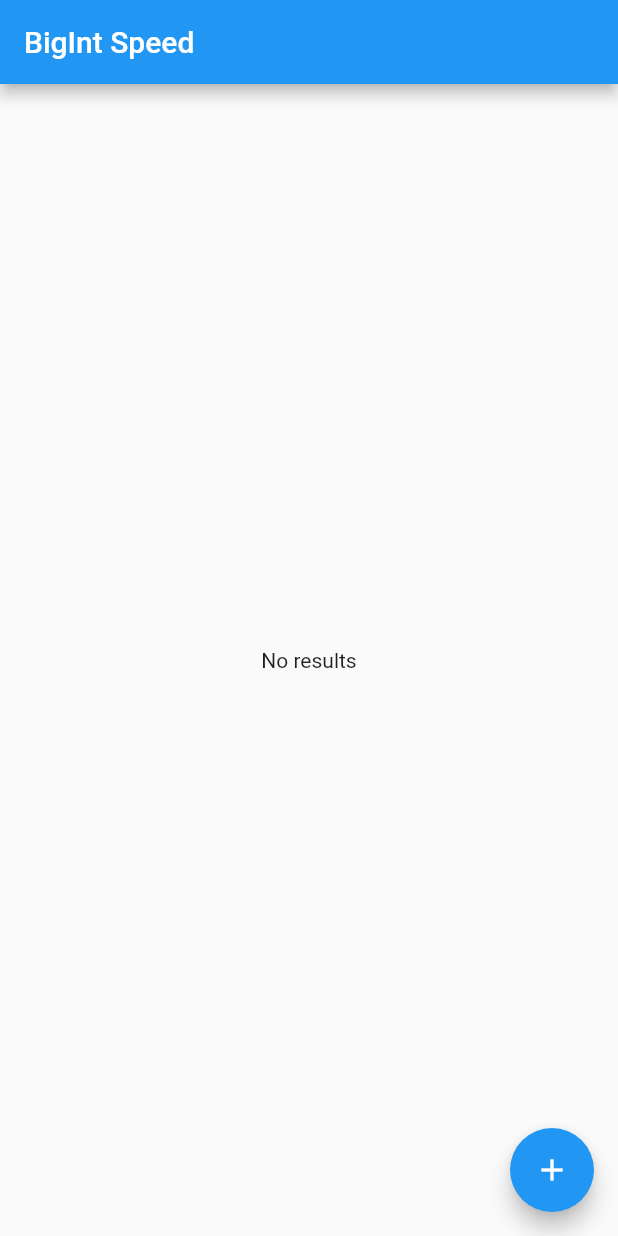
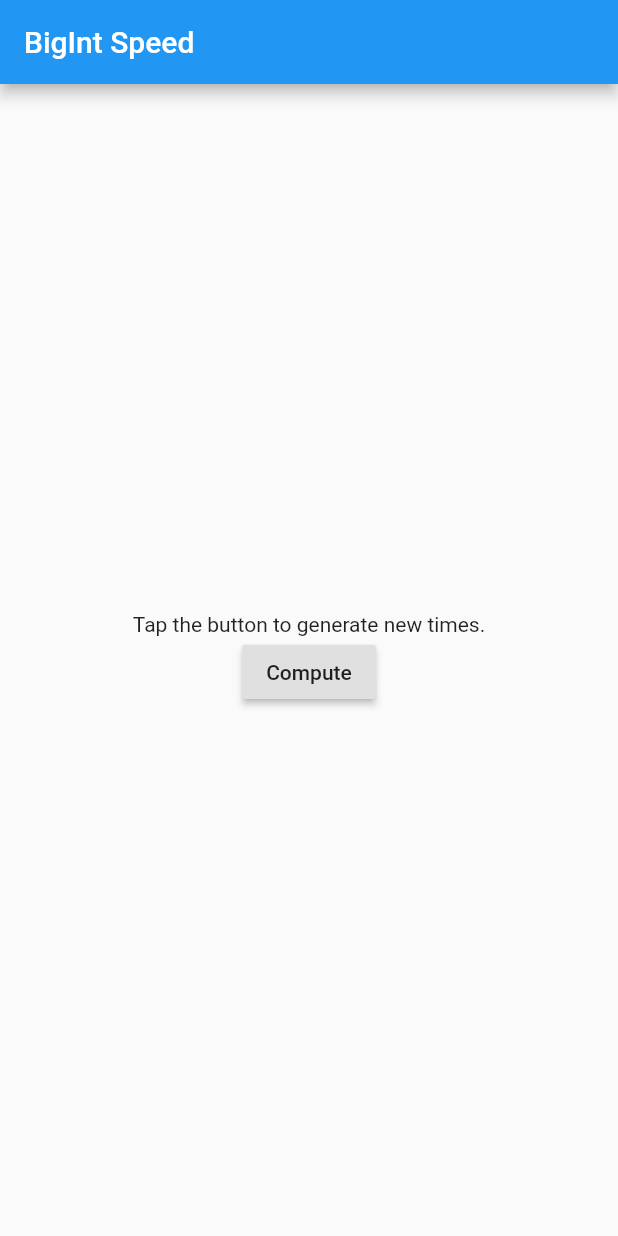
Before and after one commit to curtcox/Flutter_BigInt_Speed_Test, a Flutter app: the screen it shows after launch, on a phone screen of 412 x 824 dp. Run offline on Flutter 3.47's test engine with Material 2 defaults, Android fonts, the phone set to English and light mode, and no system bars.

Commit message:
Disable compute button when computing.

```diff
--- a/bigint_speed/lib/main.dart
+++ b/bigint_speed/lib/main.dart
@@ -23,15 +23,31 @@ class MyHomePage extends StatefulWidget {
 }
 
 class _MyHomePageState extends State<MyHomePage> {
+  bool _running = false;
   String _results;
 
   void _goCompute() {
+    setState(() { _running = true; });
     compute(timedTest,null,debugLabel: "Timed Test")
         .then(setDuration);
   }
 
-  void setDuration(String duration) { setState(() { _results = duration; }); }
-  String get duration => _results == null ? "No results" : _results;
+  void setDuration(String duration) {
+    setState(() {
+      _results = duration;
+      _running = false;
+    });
+  }
+  String get duration => _results == null ? "Tap the button to generate new times." : _results;
+
+  Widget _computeButton() {
+    return new RaisedButton(
+      child: new Text(
+          _running ? "Computing..." : "Compute"
+      ),
+      onPressed: _running ? null : _goCompute,
+    );
+  }
 
   @override
   Widget build(BuildContext context) {
@@ -44,13 +60,9 @@ class _MyHomePageState extends State<MyHomePage> {
           mainAxisAlignment: MainAxisAlignment.center,
           children: <Widget>[
             Text(duration,),
+            _computeButton(),
           ],
         ),
-      ),
-      floatingActionButton: FloatingActionButton(
-        onPressed: _goCompute,
-        tooltip: 'Go',
-        child: Icon(Icons.add),
       ),
     );
   }
@@ -60,7 +72,7 @@ class _MyHomePageState extends State<MyHomePage> {
     var x = BigInt.from(5);
     var y = BigInt.from(2);
 
-    for (int i=0; i<7; i++) {
+    for (int i=1; i<8; i++) {
       x = x.pow(5);
       y = y.pow(3) + BigInt.from(1);
       out = out + "$i " + perf(() => x.modPow(x, y) ) + "\n";
```
